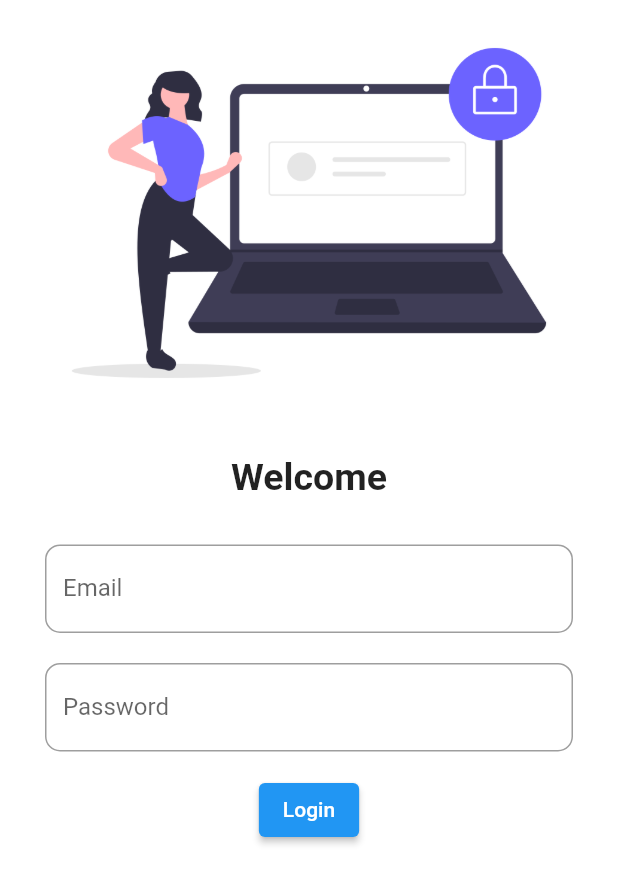
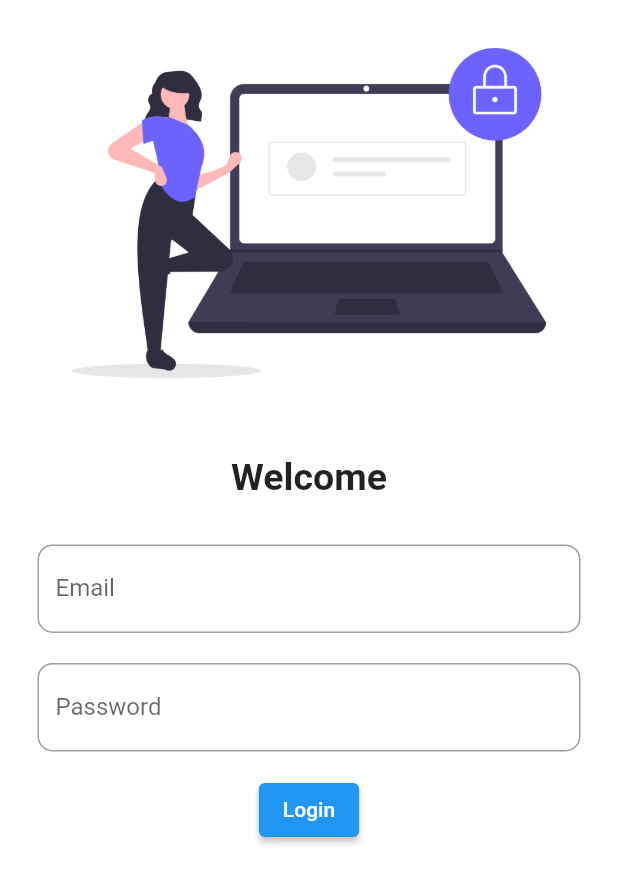
Before and after one commit to sherryqaisrani/catalog_app_flutter, a Flutter app: the screen it shows after launch, on a phone screen of 412 x 824 dp. Shown: the top 884 px of the screen. Run offline on Flutter 3.47's test engine with Material 2 defaults, Android fonts, the phone set to English and light mode, and no system bars; our stand-ins replace google_fonts.

Commit message:
Day4 Task Compelete

```diff
--- a/lib/main.dart
+++ b/lib/main.dart
@@ -1,5 +1,6 @@
 import 'package:catalog_flutter_application/pages/home_page.dart';
 import 'package:catalog_flutter_application/pages/login_page.dart';
+import 'package:catalog_flutter_application/utils/routes.dart';
 import 'package:flutter/material.dart';
 import 'package:google_fonts/google_fonts.dart';
 
@@ -22,8 +23,8 @@
       debugShowCheckedModeBanner: false,
       routes: {
         '/': (context) => LoginPage(),
-        '/home': (context) => HomePage(),
-        'loginPage': (context) => LoginPage()
+        Routes.HOME: (context) => HomePage(),
+        Routes.LOGINPAGE: (context) => LoginPage()
       },
     );
   }
--- a/lib/pages/login_page.dart
+++ b/lib/pages/login_page.dart
@@ -1,3 +1,5 @@
+import 'package:catalog_flutter_application/pages/home_page.dart';
+import 'package:catalog_flutter_application/utils/routes.dart';
 import 'package:flutter/material.dart';
 
 class LoginPage extends StatelessWidget {
@@ -32,21 +34,21 @@ class LoginPage extends StatelessWidget {
                   height: 30,
                 ),
                 Padding(
-                  padding: EdgeInsets.only(left: 30, right: 30),
-                  child: TextField(
+                  padding: const EdgeInsets.only(left: 25, right: 25),
+                  child: Column(
+                    children: [
+                      TextField(
                         decoration: InputDecoration(
                             hintText: 'Enter Email',
                             label: const Text('Email'),
                             border: OutlineInputBorder(
                                 borderRadius: BorderRadius.circular(10))),
                       ),
-                ),
                       const SizedBox(
                         height: 20,
                       ),
-                Padding(
-                  padding: const EdgeInsets.only(left: 30, right: 30),
-                  child: TextField(
+                      TextField(
+                        obscureText: true,
                         decoration: InputDecoration(
                             hintText: 'Enter Password',
                             label: const Text('Password'),
@@ -54,12 +56,16 @@ class LoginPage extends StatelessWidget {
                               borderRadius: BorderRadius.circular(10),
                             )),
                       ),
+                    ],
                   ),
-                SizedBox(
+                ),
+                const SizedBox(
                   height: 15,
                 ),
                 ElevatedButton(
-                    onPressed: () {},
+                    onPressed: () {
+                      Navigator.pushNamed(context, Routes.HOME);
+                    },
                     child: const Text(
                       'Login',
                       style: TextStyle(
--- /dev/null
+++ b/lib/utils/routes.dart
@@ -0,0 +1,4 @@
+class Routes {
+  static String HOME = '/home';
+  static String LOGINPAGE = '/loginpage';
+}
```
Lines whose indentation alone changed are shown as unchanged.
